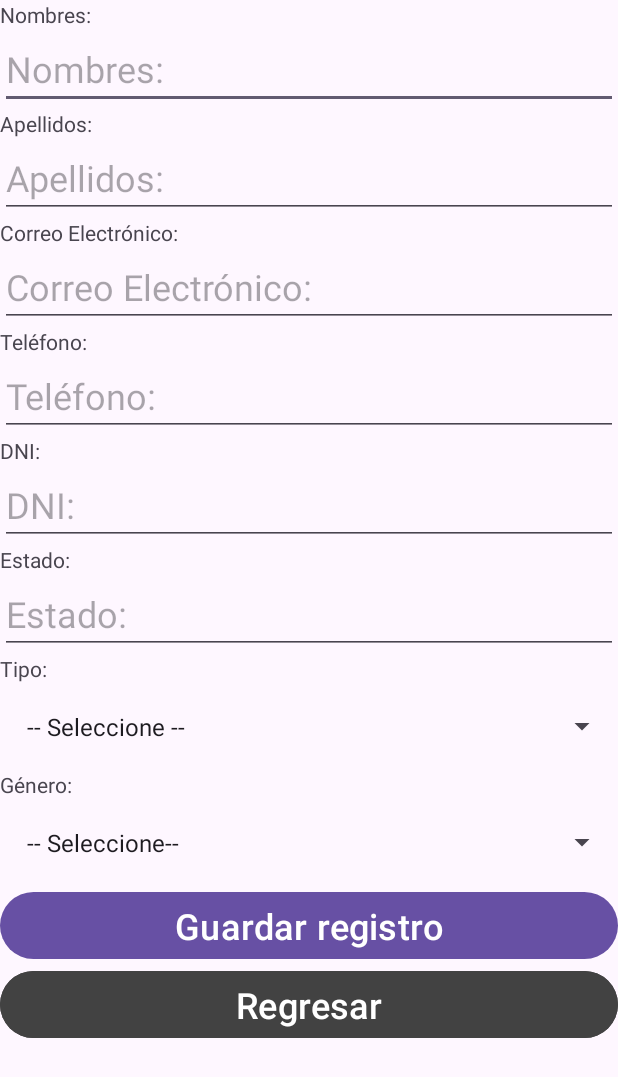
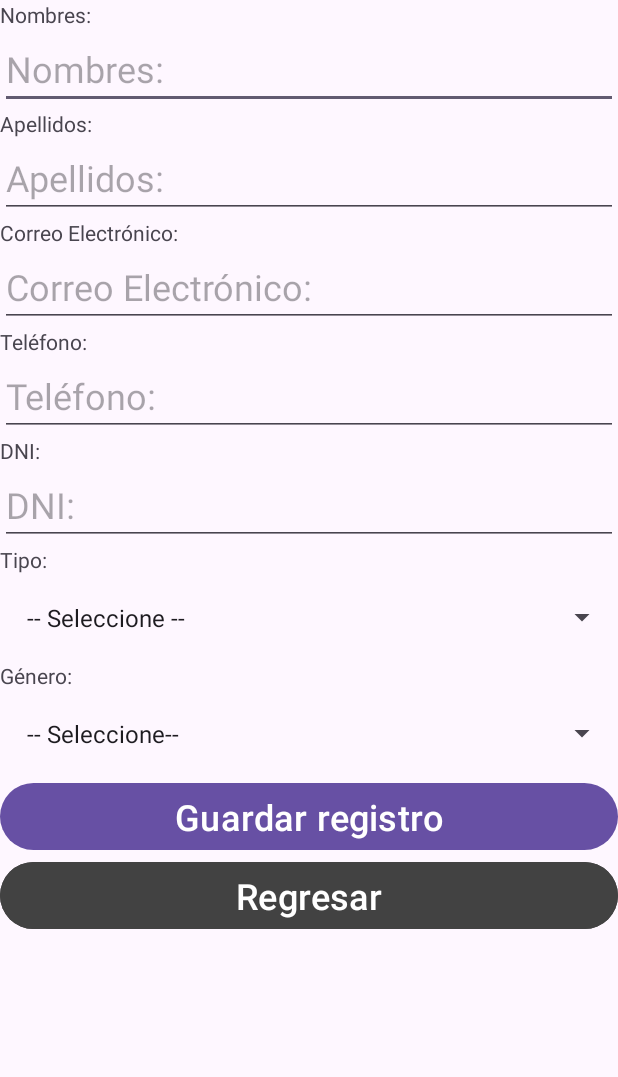
Before and after one commit to jAbensur/MyRentApp, an Android app: the NewTenantActivity screen opened directly, with no data from a screen before it, on a phone screen of 412 x 824 dp. Shown: the top 1077 px of the screen. Run offline under Robolectric (Android 15) with nearby library versions, the phone set to English and light mode, and no system bars.

```diff
--- a/app/src/main/java/com/myapplication/NewTenantActivity.java
+++ b/app/src/main/java/com/myapplication/NewTenantActivity.java
@@ -16,7 +16,7 @@ import com.myapplication.viewModel.TenantViewModel;
 
 public class NewTenantActivity extends AppCompatActivity {
 
-    private EditText firstNameField, lastNameField, emailField, phoneField, dniField, statusField;
+    private EditText firstNameField, lastNameField, emailField, phoneField, dniField;
     private Spinner genderSpinner, typeSpinner;
     private Button saveButton, returnButton;
 
@@ -36,7 +36,7 @@ public class NewTenantActivity extends AppCompatActivity {
         emailField = findViewById(R.id.txtTnEmail);
         phoneField = findViewById(R.id.txtTnPhone);
         dniField = findViewById(R.id.txtTnDNI);
-        statusField = findViewById(R.id.txtTnStatus);
+//        statusField = findViewById(R.id.txtTnStatus);
 
         genderSpinner = findViewById(R.id.spnrGender);
         typeSpinner = findViewById(R.id.spnrType);
@@ -75,7 +75,7 @@ public class NewTenantActivity extends AppCompatActivity {
         String email = emailField.getText().toString();
         String phone = phoneField.getText().toString();
         String dni = dniField.getText().toString();
-        String status = statusField.getText().toString();
+        String status = "active"; // no eliminado
         String type = typeSpinner.getSelectedItem().toString();
         String gender = genderSpinner.getSelectedItem().toString();
 
@@ -97,7 +97,7 @@ public class NewTenantActivity extends AppCompatActivity {
         String email = emailField.getText().toString();
         String phone = phoneField.getText().toString();
         String dni = dniField.getText().toString();
-        String status = statusField.getText().toString();
+//        String status = statusField.getText().toString();
         String type = typeSpinner.getSelectedItem().toString();
         String gender = genderSpinner.getSelectedItem().toString();
 
@@ -116,7 +116,7 @@ public class NewTenantActivity extends AppCompatActivity {
             return false;
         }
 
-        if (firstName.isEmpty() || lastName.isEmpty() || email.isEmpty() || phone.isEmpty() || dni.isEmpty() || status.isEmpty() || typeSpinner.getSelectedItemPosition() == 0 || genderSpinner.getSelectedItemPosition() == 0) {
+        if (firstName.isEmpty() || lastName.isEmpty() || email.isEmpty() || phone.isEmpty() || dni.isEmpty() || typeSpinner.getSelectedItemPosition() == 0 || genderSpinner.getSelectedItemPosition() == 0) {
             showToast("Por favor, complete todos los campos");
             return false;
         }
@@ -134,7 +134,7 @@ public class NewTenantActivity extends AppCompatActivity {
         emailField.setText("");
         phoneField.setText("");
         dniField.setText("");
-        statusField.setText("");
+//        statusField.setText("");
     }
 
     private void returnToMain() {
--- a/app/src/main/res/layout/activity_new_tenant.xml
+++ b/app/src/main/res/layout/activity_new_tenant.xml
@@ -85,20 +85,20 @@
         android:maxLength="8"
         android:textSize="24sp" />
 
-    <TextView
-        android:id="@+id/viewStatus"
-        android:layout_width="match_parent"
-        android:layout_height="wrap_content"
-        android:text="@string/hint_TnStatus" />
+<!--    <TextView-->
+<!--        android:id="@+id/viewStatus"-->
+<!--        android:layout_width="match_parent"-->
+<!--        android:layout_height="wrap_content"-->
+<!--        android:text="@string/hint_TnStatus" />-->
 
-    <EditText
-        android:id="@+id/txtTnStatus"
-        android:layout_width="match_parent"
-        android:layout_height="wrap_content"
-        android:ems="10"
-        android:hint="@string/hint_TnStatus"
-        android:inputType="text"
-        android:textSize="24sp" />
+<!--    <EditText-->
+<!--        android:id="@+id/txtTnStatus"-->
+<!--        android:layout_width="match_parent"-->
+<!--        android:layout_height="wrap_content"-->
+<!--        android:ems="10"-->
+<!--        android:hint="@string/hint_TnStatus"-->
+<!--        android:inputType="text"-->
+<!--        android:textSize="24sp" />-->
 
     <TextView
         android:id="@+id/viewTipo"
```
Also changed, not shown: app/src/main/java/com/myapplication/UpdateTenantActivity.java (+6 -6 lines), app/src/main/java/com/myapplication/ViewTenantActivity.java (+4 -4 lines), app/src/main/java/com/myapplication/viewModel/TenantViewModel.java (+33 -9 lines), app/src/main/res/layout/activity_view_tenant.xml (+12 -12 lines).
